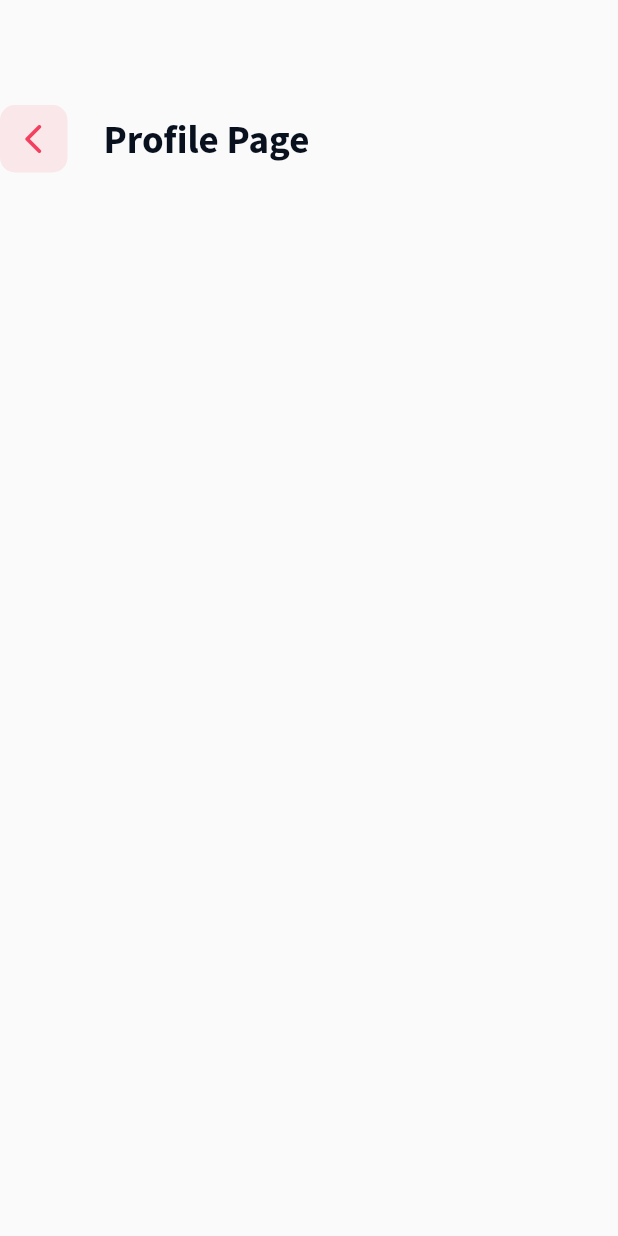
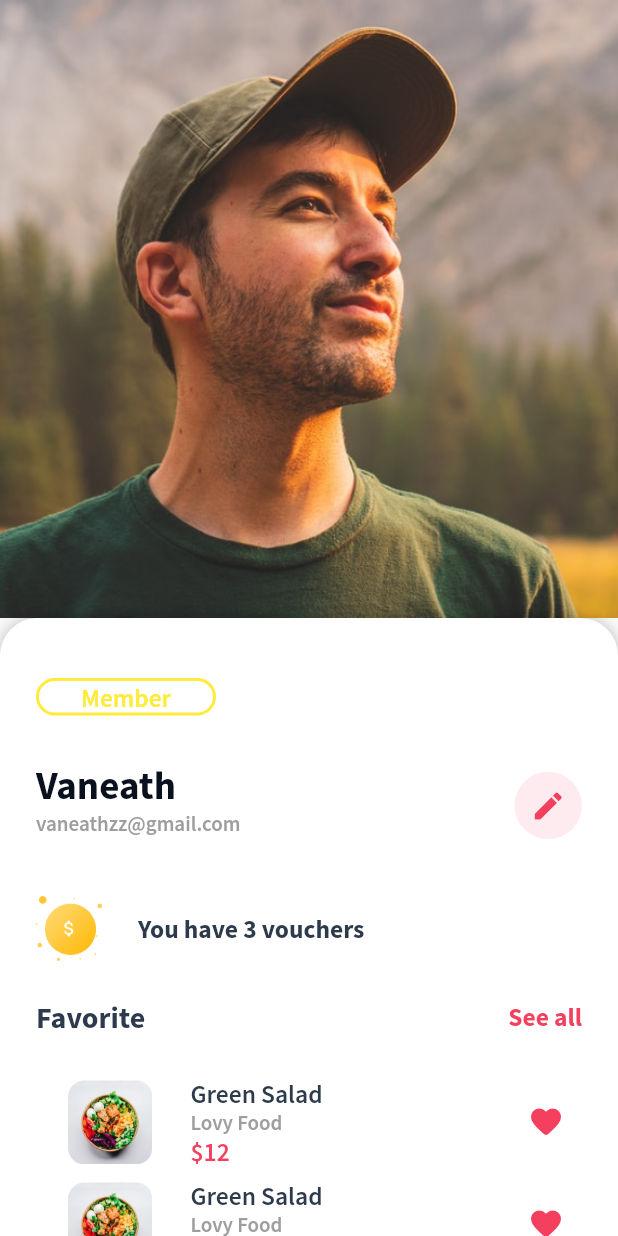
Before and after one commit to Vasqush/Foode_App, a Flutter app: the ProfilePage screen opened directly, on a phone screen of 412 x 824 dp. Run offline on Flutter 3.47's test engine with Material 2 defaults, Android fonts, the phone set to English and light mode, and no system bars; drawn by our look-alikes of sliding_up_panel; missing offline and left inert: custom_check_box.

Commit message:
added profile page and fix some bugs

```diff
--- a/lib/features/chat_page/call_page/end_call.dart
+++ b/lib/features/chat_page/call_page/end_call.dart
@@ -32,6 +32,7 @@ class _EndCallState extends State<EndCall> {
         backgroundColor: Colors.transparent,
         body: Container(
           margin: const EdgeInsets.symmetric(horizontal: 24),
+          child: SingleChildScrollView(
             child: Column(
               children: [
                 const SizedBox(
@@ -87,7 +88,9 @@ class _EndCallState extends State<EndCall> {
                     ),
                   ],
                 ),
-              const Spacer(),
+                const SizedBox(
+                  height: 24,
+                ),
                 TextField(
                   style: Theme.of(context).textTheme.headline4,
                   decoration: InputDecoration(
@@ -113,10 +116,13 @@ class _EndCallState extends State<EndCall> {
                     ),
                   ),
                 ),
-              const Spacer(),
+                const SizedBox(
+                  height: 24,
+                ),
                 BottomButton(text: 'Submit', onTap: (){}),
                 const SizedBox(height: 30,)
               ],
+            ),
           ),
         ),
       ),
--- /dev/null
+++ b/lib/features/profile_page/favorite_food.dart
@@ -0,0 +1,56 @@
+import 'package:flutter/material.dart';
+
+import '../components/search_bar.dart';
+import '../components/top_bar.dart';
+import '../home_page/components/menu_list.dart';
+import '../home_page/data/menu_list_item.dart';
+
+class FavoriteFood extends StatelessWidget {
+  const FavoriteFood({Key? key}) : super(key: key);
+
+  static const routeName = '/favorite_food';
+
+  @override
+  Widget build(BuildContext context) {
+    return Container(
+      width: MediaQuery.of(context).size.width,
+      height: MediaQuery.of(context).size.height,
+      decoration: const BoxDecoration(
+        image: DecorationImage(
+          image: AssetImage(
+            'assets/images/foode_bg.png',
+          ),
+          fit: BoxFit.cover,
+        ),
+      ),
+      child: Scaffold(
+        backgroundColor: Colors.transparent,
+        body: Container(
+          margin: const EdgeInsets.symmetric(horizontal: 24),
+          child: Column(
+            children: [
+              const SizedBox(
+                height: 70,
+              ),
+              TopBar(text: 'Favorite', onTap: () => Navigator.pop(context),),
+              const SizedBox(
+                height: 30,
+              ),
+              const SearchBar(),
+              const SizedBox(
+                height: 32,
+              ),
+              Expanded(
+                child: ListView.builder(
+                  padding: const EdgeInsets.only(bottom: 30),
+                  itemCount: menuListItem.length,
+                  itemBuilder: (context, index) => MenuList(index: index),
+                ),
+              )
+            ],
+          ),
+        ),
+      ),
+    );
+  }
+}
--- a/lib/features/profile_page/profile_page.dart
+++ b/lib/features/profile_page/profile_page.dart
@@ -1,6 +1,6 @@
 import 'package:flutter/material.dart';
-
-import '../components/top_bar.dart';
+import 'package:foode_app/features/profile_page/widget/panel_widget.dart';
+import 'package:sliding_up_panel/sliding_up_panel.dart';
 
 class ProfilePage extends StatelessWidget {
   const ProfilePage({Key? key}) : super(key: key);
@@ -8,11 +8,21 @@ class ProfilePage extends StatelessWidget {
   @override
   Widget build(BuildContext context) {
     return Scaffold(
-      body: Column(
-        children: [
-          const SizedBox(height: 70,),
-          TopBar(text: 'Profile Page', onTap: () {},)
-        ],
+      body: SlidingUpPanel(
+        minHeight: MediaQuery.of(context).size.height * 0.5,
+        maxHeight: MediaQuery.of(context).size.height * 0.8,
+        borderRadius: const BorderRadius.vertical(top: Radius.circular(25)),
+        body: Container(
+          decoration: BoxDecoration(
+            image: DecorationImage(
+              image: AssetImage('assets/images/profile.png'),
+              alignment: Alignment.topCenter,
+            ),
+          ),
+        ),
+        panelBuilder: (controller) => PanelWidget(
+          controller: controller,
+        ),
       ),
     );
   }
--- /dev/null
+++ b/lib/features/profile_page/widget/panel_widget.dart
@@ -0,0 +1,163 @@
+import 'package:flutter/material.dart';
+import 'package:foode_app/constants/constant.dart';
+import 'package:foode_app/features/components/icon_button.dart';
+import 'package:foode_app/features/home_page/home_page.dart';
+import 'package:foode_app/features/profile_page/favorite_food.dart';
+
+class PanelWidget extends StatelessWidget {
+  final ScrollController controller;
+  const PanelWidget({Key? key, required this.controller}) : super(key: key);
+
+  @override
+  Widget build(BuildContext context) {
+    return ListView(
+      padding: const EdgeInsets.symmetric(horizontal: 24),
+      controller: controller,
+      children: [
+        const SizedBox(
+          height: 40,
+        ),
+        Row(
+          children: [
+            Container(
+              padding: const EdgeInsets.symmetric(horizontal: 21),
+              alignment: Alignment.center,
+              width: 120,
+              height: 25,
+              decoration: BoxDecoration(
+                border: Border.all(color: Colors.yellow, width: 2),
+                borderRadius: BorderRadius.circular(50),
+              ),
+              child: Text(
+                'Member Gold',
+                style: Theme.of(context)
+                    .textTheme
+                    .headline4!
+                    .copyWith(color: Colors.yellow),
+                textAlign: TextAlign.center,
+              ),
+            ),
+          ],
+        ),
+        const SizedBox(
+          height: 24,
+        ),
+        ListTile(
+          contentPadding: EdgeInsets.zero,
+          title: Text(
+            'Vaneath',
+            style: Theme.of(context).textTheme.headline1,
+          ),
+          subtitle: Text(
+            'vaneathzz@gmail.com',
+            style: Theme.of(context)
+                .textTheme
+                .headline5!
+                .copyWith(color: Colors.grey),
+          ),
+          trailing: const FoodeIconButton(
+            icon: Icons.edit,
+            radius: 100,
+          ),
+        ),
+        const SizedBox(
+          height: 24,
+        ),
+        Row(
+          children: [
+            Container(
+              width: 44,
+              height: 44,
+              decoration: const BoxDecoration(
+                image: DecorationImage(
+                  image: AssetImage('assets/images/voucher.png'),
+                ),
+              ),
+            ),
+            const SizedBox(
+              width: 24,
+            ),
+            Text(
+              'You have 3 vouchers',
+              style: Theme.of(context)
+                  .textTheme
+                  .headline4!
+                  .copyWith(fontWeight: FontWeight.bold),
+            )
+          ],
+        ),
+        const SizedBox(
+          height: 24,
+        ),
+        Row(
+          children: [
+            Text(
+              'Favorite',
+              style: Theme.of(context)
+                  .textTheme
+                  .headline3!
+                  .copyWith(fontWeight: FontWeight.bold),
+            ),
+            const Spacer(),
+            GestureDetector(
+              onTap: () => Navigator.pushNamed(context, FavoriteFood.routeName),
+              child: Text(
+                'See all',
+                style: Theme.of(context)
+                    .textTheme
+                    .headline4!
+                    .copyWith(color: primaryColor, fontWeight: FontWeight.bold),
+              ),
+            ),
+          ],
+        ),
+        const SizedBox(
+          height: 24,
+        ),
+        ...List.generate(10, (index) => _buildFavoriteList(context)),
+      ],
+    );
+  }
+
+  ListTile _buildFavoriteList(BuildContext context) {
+    return ListTile(
+        contentPadding: const EdgeInsets.symmetric(horizontal: 12),
+        leading: Container(
+          width: 75,
+          height: 75,
+          decoration: BoxDecoration(
+            image: DecorationImage(
+              image: AssetImage('assets/images/fresh_salad.png'),
+            ),
+          ),
+        ),
+        title: Text(
+          "Green Salad",
+          style: Theme.of(context).textTheme.headline4,
+        ),
+        subtitle: Column(
+          crossAxisAlignment: CrossAxisAlignment.start,
+          children: <Widget>[
+            Text(
+              "Lovy Food",
+              style: Theme.of(context)
+                  .textTheme
+                  .headline5!
+                  .copyWith(color: Colors.grey),
+            ),
+            Text(
+              "\$12",
+              style: Theme.of(context)
+                  .textTheme
+                  .headline4!
+                  .copyWith(color: primaryColor),
+            ),
+          ],
+        ),
+        trailing: Icon(
+          Icons.favorite_rounded,
+          color: primaryColor,
+        ),
+      );
+  }
+}
--- a/lib/routing/route_generator.dart
+++ b/lib/routing/route_generator.dart
@@ -5,6 +5,7 @@ import 'package:foode_app/features/chat_page/in_chat.dart';
 import 'package:foode_app/features/home_page/find_your_food.dart';
 import 'package:foode_app/features/home_page/notificaton/notification.dart';
 import 'package:foode_app/features/home_page/popular_menu.dart';
+import 'package:foode_app/features/profile_page/favorite_food.dart';
 
 import '../features/authentication/login/forget_password.dart';
 import '../features/authentication/login/login_screen.dart';
@@ -74,7 +75,8 @@ class RouteGenerator {
         return MaterialPageRoute(builder: (context) => const EndCall());
       case FoodeNotification.routeName:
         return MaterialPageRoute(builder: (context) => const FoodeNotification());
-
+      case FavoriteFood.routeName:
+        return MaterialPageRoute(builder: (context) => const FavoriteFood());
       default:
         return MaterialPageRoute(builder: (context) => const SplashScreen());
     }
--- a/pubspec.yaml
+++ b/pubspec.yaml
@@ -38,6 +38,7 @@ dependencies:
   cupertino_icons: ^1.0.2
   custom_check_box: ^0.0.4
   group_button: ^3.3.1
+  sliding_up_panel: ^2.0.0+1
 
 dev_dependencies:
   flutter_test:
```
Also changed, not shown: assets/images/profile.png (added), assets/images/voucher.png (added), pubspec.lock. Lines whose indentation alone changed are shown as unchanged.
